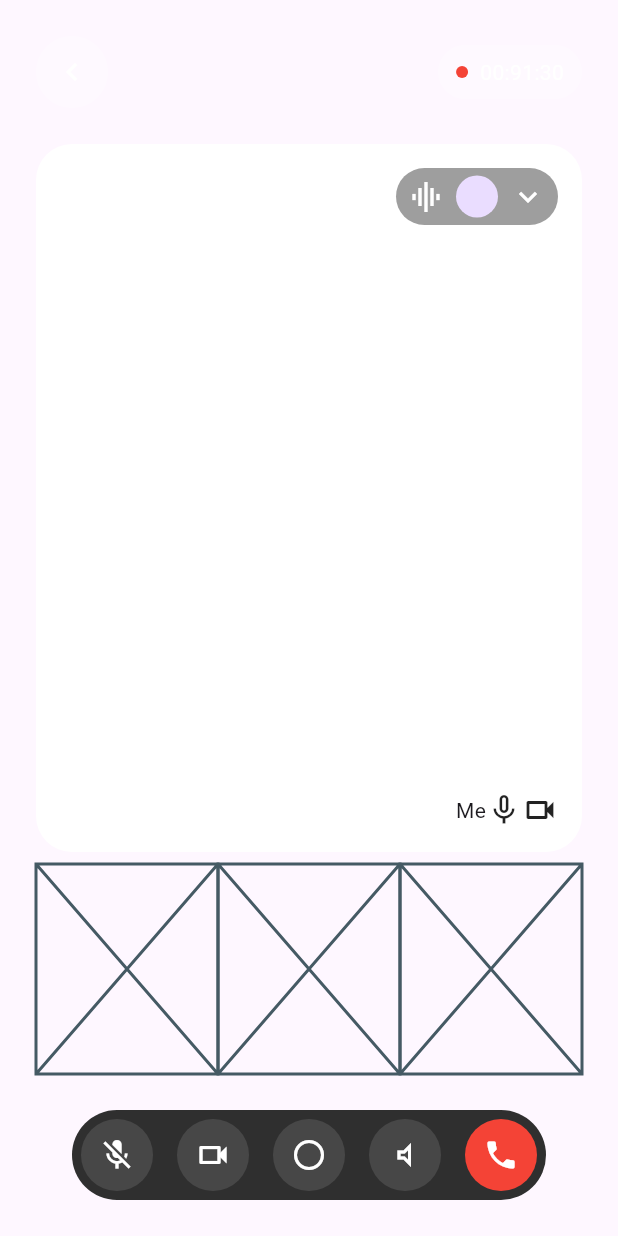
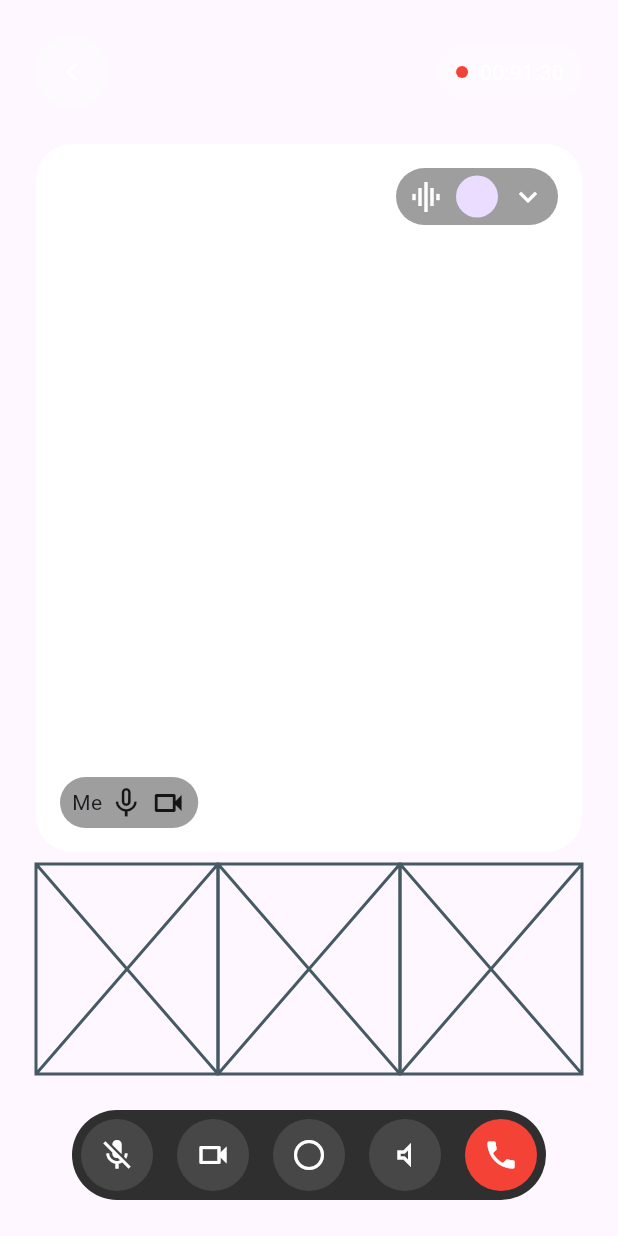
Before and after one commit to JAICHANGPARK/flutter_notebook_chapter_43, a Flutter app: the AiVideoDetailPage screen opened directly, on a phone screen of 412 x 824 dp. Run offline on Flutter 3.47's test engine with Material 3 defaults, Android fonts, the phone set to English and light mode, and no system bars; our stand-ins replace gap, hugeicons, percent_indicator.

Commit message:
Update ai_video_detail_page.dart

```diff
--- a/lib/ep2181_ai_video_chat_app/ui/ai_video_detail_page.dart
+++ b/lib/ep2181_ai_video_chat_app/ui/ai_video_detail_page.dart
@@ -95,12 +95,18 @@ class _AiVideoDetailPageState extends State<AiVideoDetailPage> {
                             ),
                             Positioned(
                               bottom: 16,
-                              right: 16,
+                              left: 16,
                               child: Container(
                                 decoration: ShapeDecoration(
                                   shape: StadiumBorder(),
+                                  color: Colors.grey,
+                                ),
+                                padding: EdgeInsets.symmetric(
+                                  horizontal: 8,
+                                  vertical: 5,
                                 ),
                                 child: Row(
+                                  spacing: 4,
                                   children: [
                                     Text(
                                       "Me",
```
